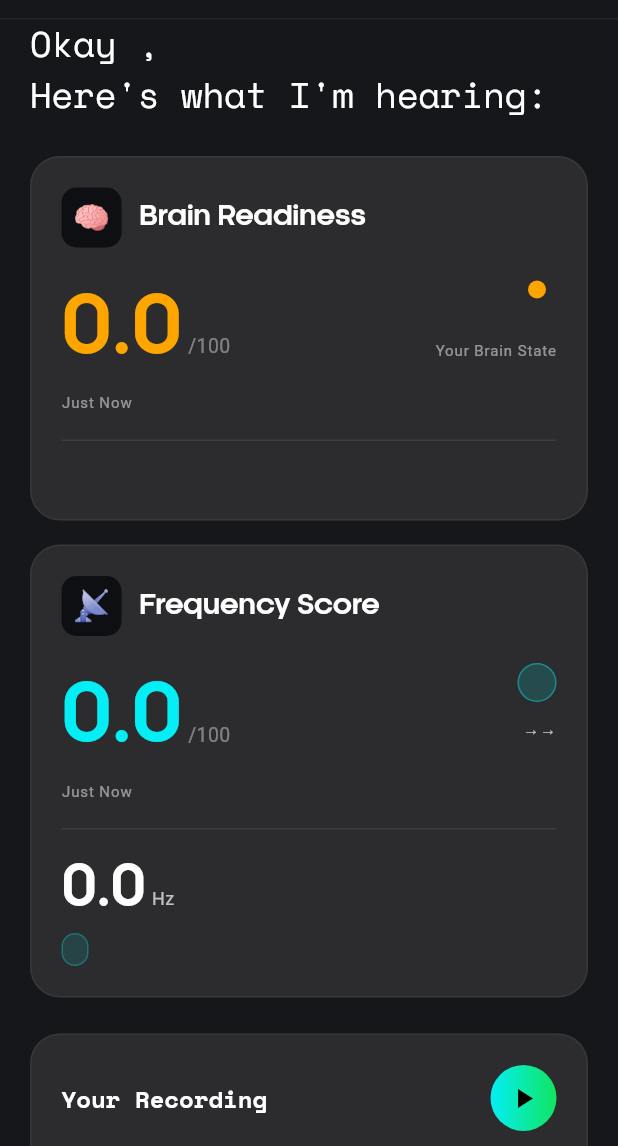
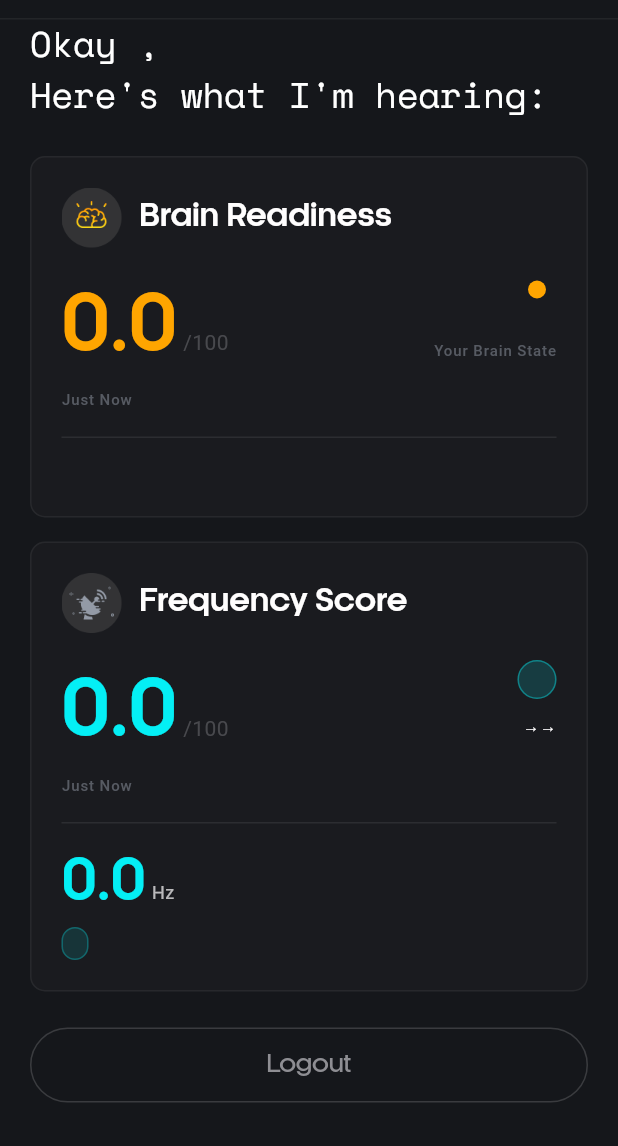
Before and after one commit to kjgetcarnera/vibes-flutter-app, a Flutter app: the VibeResultScreen screen opened directly with empty values, on a phone screen of 412 x 824 dp, the part 90-1236 px from its top. Run offline on Flutter 3.47's test engine with Material 3 defaults, Android fonts, the phone set to English and light mode, and no system bars; our stand-ins replace audioplayers, flutter_svg, google_fonts, permission_handler, shared_preferences; missing offline and left inert: record; accounts and stored records are empty; Roboto replaces fonts that are missing (PPSupplyMono, SpaceMono); project files that could hold a hidden picture were left out.

Commit message:
feat: apply gradient color to Hz number in frequency score card

```diff
--- a/vibes_app/lib/core/constants/app_assets.dart
+++ b/vibes_app/lib/core/constants/app_assets.dart
@@ -7,4 +7,6 @@ class AppAssets {
   static const String appIcon = '$_base/VAIA.png';
   static const String recoderIcon = '$_base/recoder_icon.png';
   static const String frequencyAnimation = '$_base/frequency_animation.svg';
+  static const String brainReadiness = '$_base/brain_readiness.png';
+  static const String frequencyScore = '$_base/frequency_score.png';
 }
--- a/vibes_app/lib/features/onboarding/screens/vibe_result_screen.dart
+++ b/vibes_app/lib/features/onboarding/screens/vibe_result_screen.dart
@@ -5,6 +5,7 @@ import 'package:flutter/services.dart';
 import 'package:audioplayers/audioplayers.dart';
 import '../../../core/constants/app_colors.dart';
 import '../../../core/constants/app_text_styles.dart';
+import '../../../core/constants/app_assets.dart';
 import '../../../core/models/vibe_check_result.dart';
 import '../../../core/services/auth_session.dart';
 import '../../../core/widgets/app_icon_badge.dart';
@@ -117,19 +118,19 @@ class _VibeResultScreenState extends State<VibeResultScreen>
     );
   }
 
-  Future<void> _togglePlayback() async {
-    if (_playerState == PlayerState.playing) {
-      await _player.pause();
-    } else {
-      await _player.play(DeviceFileSource(widget.audioFile.path));
-    }
-  }
+  // Future<void> _togglePlayback() async {
+  //   if (_playerState == PlayerState.playing) {
+  //     await _player.pause();
+  //   } else {
+  //     await _player.play(DeviceFileSource(widget.audioFile.path));
+  //   }
+  // }
 
-  String _formatDuration(Duration d) {
-    final m = d.inMinutes.remainder(60).toString().padLeft(2, '0');
-    final s = d.inSeconds.remainder(60).toString().padLeft(2, '0');
-    return '$m:$s';
-  }
+  // String _formatDuration(Duration d) {
+  //   final m = d.inMinutes.remainder(60).toString().padLeft(2, '0');
+  //   final s = d.inSeconds.remainder(60).toString().padLeft(2, '0');
+  //   return '$m:$s';
+  // }
 
   @override
   Widget build(BuildContext context) {
@@ -184,14 +185,14 @@ class _VibeResultScreenState extends State<VibeResultScreen>
                           const SizedBox(height: 24),
 
                           // Playback card
-                          _PlaybackCard(
-                            isPlaying: _playerState == PlayerState.playing,
-                            position: _position,
-                            duration: _duration,
-                            onTap: _togglePlayback,
-                            formatDuration: _formatDuration,
-                          ),
-                          const SizedBox(height: 32),
+                          // _PlaybackCard(
+                          //   isPlaying: _playerState == PlayerState.playing,
+                          //   position: _position,
+                          //   duration: _duration,
+                          //   onTap: _togglePlayback,
+                          //   formatDuration: _formatDuration,
+                          // ),
+                          // const SizedBox(height: 32),
 
                           // Logout
                           GestureDetector(
@@ -290,7 +291,8 @@ class _BrainReadinessCard extends StatelessWidget {
 
   @override
   Widget build(BuildContext context) {
-    final scoreColor = _parseColor(result.brainReadinessColors.firstOrNull) ??
+    final scoreColor =
+        _parseColor(result.brainReadinessColors.firstOrNull) ??
         const Color(0xFFFFA500);
 
     return _Card(
@@ -300,7 +302,7 @@ class _BrainReadinessCard extends StatelessWidget {
           // Title row
           Row(
             children: [
-              _IconBox(emoji: '🧠'),
+              _IconBox(assetPath: AppAssets.brainReadiness),
               const SizedBox(width: 12),
               Text('Brain Readiness', style: _kCardTitle),
             ],
@@ -350,10 +352,7 @@ class _BrainReadinessCard extends StatelessWidget {
                         ),
                       ),
                       const SizedBox(width: 7),
-                      Text(
-                        _formatState(result.brainState),
-                        style: _kStateName,
-                      ),
+                      Text(_formatState(result.brainState), style: _kStateName),
                     ],
                   ),
                   const SizedBox(height: 5),
@@ -409,7 +408,7 @@ class _FrequencyScoreCard extends StatelessWidget {
           // Title row
           Row(
             children: [
-              _IconBox(emoji: '📡'),
+              _IconBox(assetPath: AppAssets.frequencyScore),
               const SizedBox(width: 12),
               Text('Frequency Score', style: _kCardTitle),
             ],
@@ -430,9 +429,8 @@ class _FrequencyScoreCard extends StatelessWidget {
                       textBaseline: TextBaseline.alphabetic,
                       children: [
                         ShaderMask(
-                          shaderCallback: (b) => LinearGradient(
-                            colors: [c1, c2],
-                          ).createShader(b),
+                          shaderCallback: (b) =>
+                              LinearGradient(colors: [c1, c2]).createShader(b),
                           child: Text(
                             result.frequencyScore.toStringAsFixed(1),
                             style: _kBigNumber.copyWith(color: Colors.white),
@@ -454,7 +452,9 @@ class _FrequencyScoreCard extends StatelessWidget {
                 children: [
                   Container(
                     padding: const EdgeInsets.symmetric(
-                        horizontal: 12, vertical: 5),
+                      horizontal: 12,
+                      vertical: 5,
+                    ),
                     decoration: BoxDecoration(
                       color: c1.withAlpha(40),
                       borderRadius: BorderRadius.circular(20),
@@ -495,9 +495,13 @@ class _FrequencyScoreCard extends StatelessWidget {
                     crossAxisAlignment: CrossAxisAlignment.baseline,
                     textBaseline: TextBaseline.alphabetic,
                     children: [
-                      Text(
-                        result.frequencyHz.toStringAsFixed(1),
-                        style: _kHzNumber,
+                      ShaderMask(
+                        shaderCallback: (b) =>
+                            LinearGradient(colors: [c1, c2]).createShader(b),
+                        child: Text(
+                          result.frequencyHz.toStringAsFixed(1),
+                          style: _kHzNumber.copyWith(color: Colors.white),
+                        ),
                       ),
                       const SizedBox(width: 4),
                       Text('Hz', style: _kBody),
@@ -506,7 +510,9 @@ class _FrequencyScoreCard extends StatelessWidget {
                   const SizedBox(height: 4),
                   Container(
                     padding: const EdgeInsets.symmetric(
-                        horizontal: 8, vertical: 3),
+                      horizontal: 8,
+                      vertical: 3,
+                    ),
                     decoration: BoxDecoration(
                       color: c2.withAlpha(30),
                       borderRadius: BorderRadius.circular(10),
@@ -514,8 +520,7 @@ class _FrequencyScoreCard extends StatelessWidget {
                     ),
                     child: Text(
                       result.frequencyTag.toUpperCase(),
-                      style: _kCaption.copyWith(
-                          color: c2, letterSpacing: 0.6),
+                      style: _kCaption.copyWith(color: c2, letterSpacing: 0.6),
                     ),
                   ),
                 ],
@@ -537,8 +542,7 @@ class _FrequencyScoreCard extends StatelessWidget {
                       const SizedBox(height: 6),
                       Text(
                         result.frequencyRecommendation,
-                        style: _kMonoSm.copyWith(
-                            color: AppColors.textMuted),
+                        style: _kMonoSm.copyWith(color: AppColors.textMuted),
                         textAlign: TextAlign.right,
                       ),
                     ],
@@ -558,7 +562,7 @@ class _FrequencyScoreCard extends StatelessWidget {
 // ─────────────────────────────────────────────────────────────
 const _kBigNumber = TextStyle(
   fontFamily: 'Kamerik105',
-  fontSize: 52,
+  fontSize: 50,
   fontWeight: FontWeight.w700,
   color: Color(0xFFFFFEFE),
   letterSpacing: -1,
@@ -574,7 +578,7 @@ const _kHzNumber = TextStyle(
 
 const _kCardTitle = TextStyle(
   fontFamily: 'Kamerik105',
-  fontSize: 18,
+  fontSize: 20,
   fontWeight: FontWeight.w700,
   color: Color(0xFFFFFEFE),
   letterSpacing: -0.3,
@@ -588,9 +592,8 @@ const _kStateName = TextStyle(
   letterSpacing: -0.2,
 );
 
-// SpaceMono body/caption styles (PP Supply Mono substitute)
 const _kBody = TextStyle(
-  fontFamily: 'SpaceMono',
+  fontFamily: 'PPSupplyMono',
   fontSize: 12,
   fontWeight: FontWeight.w400,
   color: Color(0xB3FFFEFE),
@@ -598,103 +601,103 @@ const _kBody = TextStyle(
 );
 
 const _kMonoSm = TextStyle(
-  fontFamily: 'SpaceMono',
+  fontFamily: 'PPSupplyMono',
   fontSize: 11,
-  fontWeight: FontWeight.w400,
-  color: Color(0xB3FFFEFE),
+  fontWeight: FontWeight.w500,
+  color: Color(0xFFFFFEFE),
   height: 1.4,
 );
 
 const _kCaption = TextStyle(
-  fontFamily: 'SpaceMono',
+  fontFamily: 'PPSupplyMono',
   fontSize: 10,
-  fontWeight: FontWeight.w400,
-  color: Color(0x80FFFEFE),
+  fontWeight: FontWeight.w500,
+  color: Color(0x80939AA6),
   letterSpacing: 0.6,
 );
 
 const _kMuted = TextStyle(
-  fontFamily: 'SpaceMono',
-  fontSize: 13,
+  fontFamily: 'PPSupplyMono',
+  fontSize: 14,
   fontWeight: FontWeight.w400,
-  color: Color(0x66FFFEFE),
+  color: Color(0x668E8E93),
 );
 
 // ─────────────────────────────────────────────────────────────
 // Playback Card
 // ─────────────────────────────────────────────────────────────
-class _PlaybackCard extends StatelessWidget {
-  const _PlaybackCard({
-    required this.isPlaying,
-    required this.position,
-    required this.duration,
-    required this.onTap,
-    required this.formatDuration,
-  });
+// class _PlaybackCard extends StatelessWidget {
+//   const _PlaybackCard({
+//     required this.isPlaying,
+//     required this.position,
+//     required this.duration,
+//     required this.onTap,
+//     required this.formatDuration,
+//   });
 
-  final bool isPlaying;
-  final Duration position;
-  final Duration duration;
-  final VoidCallback onTap;
-  final String Function(Duration) formatDuration;
+//   final bool isPlaying;
+//   final Duration position;
+//   final Duration duration;
+//   final VoidCallback onTap;
+//   final String Function(Duration) formatDuration;
 
-  @override
-  Widget build(BuildContext context) {
-    final progress = duration.inMilliseconds > 0
-        ? (position.inMilliseconds / duration.inMilliseconds).clamp(0.0, 1.0)
-        : 0.0;
+//   @override
+//   Widget build(BuildContext context) {
+//     final progress = duration.inMilliseconds > 0
+//         ? (position.inMilliseconds / duration.inMilliseconds).clamp(0.0, 1.0)
+//         : 0.0;
 
-    return _Card(
-      child: Column(
-        crossAxisAlignment: CrossAxisAlignment.start,
-        children: [
-          Row(
-            children: [
-              Text('Your Recording', style: AppTextStyles.headingBold),
-              const Spacer(),
-              GestureDetector(
-                onTap: onTap,
-                child: Container(
-                  width: 44,
-                  height: 44,
-                  decoration: BoxDecoration(
-                    shape: BoxShape.circle,
-                    gradient: AppColors.accentGradient,
-                  ),
-                  child: Icon(
-                    isPlaying ? Icons.pause : Icons.play_arrow,
-                    color: Colors.black,
-                    size: 22,
-                  ),
-                ),
-              ),
-            ],
-          ),
-          const SizedBox(height: 14),
-          ClipRRect(
-            borderRadius: BorderRadius.circular(4),
-            child: LinearProgressIndicator(
-              value: progress,
-              backgroundColor: AppColors.knobOuter,
-              valueColor: const AlwaysStoppedAnimation<Color>(
-                AppColors.accentCyan,
-              ),
-              minHeight: 3,
-            ),
-          ),
-          const SizedBox(height: 8),
-          Row(
-            mainAxisAlignment: MainAxisAlignment.spaceBetween,
-            children: [
-              Text(formatDuration(position), style: AppTextStyles.caption),
-              Text(formatDuration(duration), style: AppTextStyles.caption),
-            ],
-          ),
-        ],
-      ),
-    );
-  }
-}
+//     return _Card(
+//       child: Column(
+//         crossAxisAlignment: CrossAxisAlignment.start,
+//         children: [
+//           Row(
+//             children: [
+//               Text('Your Recording', style: AppTextStyles.headingBold),
+//               const Spacer(),
+//               GestureDetector(
+//                 onTap: onTap,
+//                 child: Container(
+//                   width: 44,
+//                   height: 44,
+//                   decoration: BoxDecoration(
+//                     shape: BoxShape.circle,
+//                     gradient: AppColors.accentGradient,
+//                   ),
+//                   child: Icon(
+//                     isPlaying ? Icons.pause : Icons.play_arrow,
+//                     color: Colors.black,
+//                     size: 22,
+//                   ),
+//                 ),
+//               ),
+//             ],
+//           ),
+//           const SizedBox(height: 14),
+//           ClipRRect(
+//             borderRadius: BorderRadius.circular(4),
+//             child: LinearProgressIndicator(
+//               value: progress,
+//               backgroundColor: AppColors.knobOuter,
+//               valueColor: const AlwaysStoppedAnimation<Color>(
+//                 AppColors.accentCyan,
+//               ),
+//               minHeight: 3,
+//             ),
+//           ),
+//           const SizedBox(height: 8),
+//           Row(
+//             mainAxisAlignment: MainAxisAlignment.spaceBetween,
+//             children: [
+//               Text(formatDuration(position), style: AppTextStyles.caption),
+//               Text(formatDuration(duration), style: AppTextStyles.caption),
+//             ],
+//           ),
+//         ],
+//       ),
+//     );
+//   }
+// }
 
 // ─────────────────────────────────────────────────────────────
 // Shared helpers
@@ -709,8 +712,8 @@ class _Card extends StatelessWidget {
       width: double.infinity,
       padding: const EdgeInsets.all(20),
       decoration: BoxDecoration(
-        color: AppColors.knobCenter,
-        borderRadius: BorderRadius.circular(20),
+        color: const Color(0x332C2C2E), // rgba(44,44,46,0.20)
+        borderRadius: BorderRadius.circular(10),
         border: Border.all(color: Colors.white.withAlpha(15), width: 1),
       ),
       child: child,
@@ -719,19 +722,18 @@ class _Card extends StatelessWidget {
 }
 
 class _IconBox extends StatelessWidget {
-  const _IconBox({required this.emoji});
-  final String emoji;
+  const _IconBox({required this.assetPath});
+  final String assetPath;
 
   @override
   Widget build(BuildContext context) {
-    return Container(
+    return SizedBox(
       width: 40,
       height: 40,
-      decoration: BoxDecoration(
-        color: AppColors.surfacePanel,
+      child: ClipRRect(
         borderRadius: BorderRadius.circular(10),
+        child: Image.asset(assetPath, width: 40, height: 40, fit: BoxFit.cover),
       ),
-      child: Center(child: Text(emoji, style: const TextStyle(fontSize: 20))),
     );
   }
 }
@@ -762,6 +764,10 @@ String _formatState(String state) {
       .replaceAll('_', ' ')
       .replaceAll('-', ' ')
       .split(' ')
-      .map((w) => w.isEmpty ? w : '${w[0].toUpperCase()}${w.substring(1).toLowerCase()}')
+      .map(
+        (w) => w.isEmpty
+            ? w
+            : '${w[0].toUpperCase()}${w.substring(1).toLowerCase()}',
+      )
       .join(' ');
 }
```
Also changed, not shown: vibes_app/assets/images/brain_readiness.png (added), vibes_app/assets/images/frequency_score.png (added).
